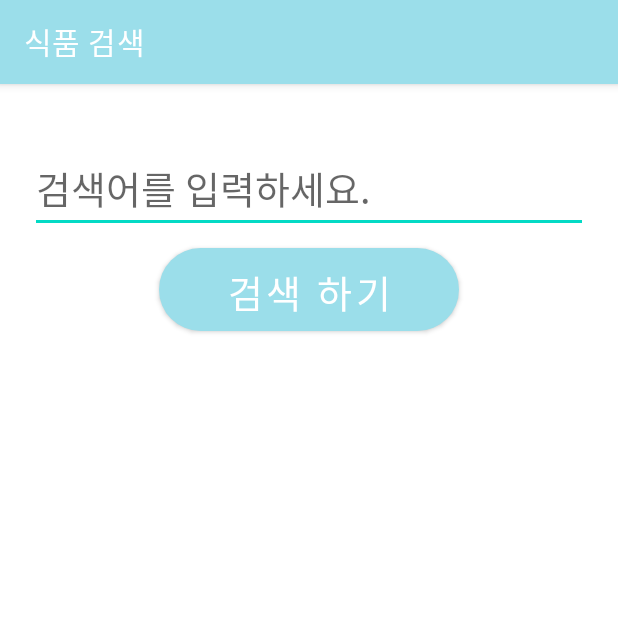
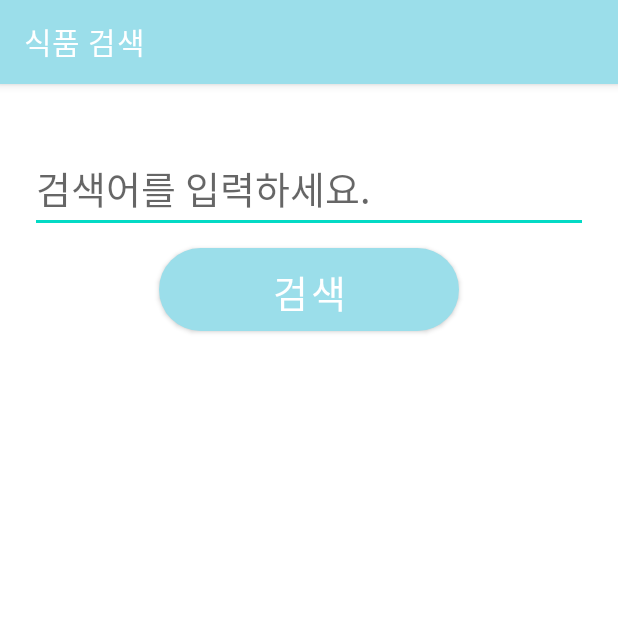
Before and after one commit to yamiblack/FoodStorage, an Android app: the SearchActivity screen opened directly, with no data from a screen before it, on a phone screen of 412 x 824 dp, the top half of it. Run offline under Robolectric (Android 15) with nearby library versions, the light colour scheme and no system bars; our stand-ins replace Firebase (no records; nobody signed in at launch, a user with empty details on screens opened directly); 1 statement that could not run was skipped.

Commit message:
fixed minor format

```diff
--- a/app/src/main/AndroidManifest.xml
+++ b/app/src/main/AndroidManifest.xml
@@ -37,10 +37,10 @@
             </intent-filter>
         </activity>
 
-        <service android:name="MusicService" />
+        <service android:name=".service.MusicService" />
 
         <receiver
-            android:name=".AlarmReceiver"
+            android:name=".receiver.AlarmReceiver"
             android:enabled="true"
             android:exported="false">
             <intent-filter>
--- a/app/src/main/java/com/jbnu/software/foodstorage/AlarmReceiver.java
+++ b/app/src/main/java/com/jbnu/software/foodstorage/receiver/AlarmReceiver.java
@@ -1,4 +1,4 @@
-package com.jbnu.software.foodstorage;
+package com.jbnu.software.foodstorage.receiver;
 
 import android.app.AlarmManager;
 import android.app.Notification;
@@ -12,6 +12,9 @@ import android.os.Build;
 import android.util.Log;
 
 import androidx.core.app.NotificationCompat;
+
+import com.jbnu.software.foodstorage.MainActivity;
+import com.jbnu.software.foodstorage.R;
 
 public class AlarmReceiver extends BroadcastReceiver {
     NotificationManager manager;
--- a/app/src/main/java/com/jbnu/software/foodstorage/MusicService.java
+++ b/app/src/main/java/com/jbnu/software/foodstorage/service/MusicService.java
@@ -1,10 +1,12 @@
-package com.jbnu.software.foodstorage;
+package com.jbnu.software.foodstorage.service;
 
 import android.app.Service;
 import android.content.Intent;
 import android.media.MediaPlayer;
 import android.os.IBinder;
 import android.util.Log;
+
+import com.jbnu.software.foodstorage.R;
 
 public class MusicService extends Service {
     MediaPlayer mediaPlayer;
--- a/app/src/main/java/com/jbnu/software/foodstorage/ui/storage/StorageFragment.java
+++ b/app/src/main/java/com/jbnu/software/foodstorage/ui/storage/StorageFragment.java
@@ -33,7 +33,7 @@ import com.google.firebase.auth.FirebaseAuth;
 import com.google.firebase.firestore.FirebaseFirestore;
 import com.google.firebase.firestore.QueryDocumentSnapshot;
 import com.google.firebase.firestore.QuerySnapshot;
-import com.jbnu.software.foodstorage.AlarmReceiver;
+import com.jbnu.software.foodstorage.receiver.AlarmReceiver;
 import com.jbnu.software.foodstorage.R;
 import com.jbnu.software.foodstorage.model.Storage;
 import com.jbnu.software.foodstorage.adapter.StorageNotificationRecyclerViewAdapter;
@@ -201,9 +201,7 @@ public class StorageFragment extends Fragment implements View.OnClickListener {
                 setStorageListDB(arrayListDB.get(position), 2);
                 Intent intent = new Intent(getActivity(), EvaluateActivity.class);
                 intent.putExtra("product", arrayListDB.get(position).getName());
-
                 itemCount.setText(Integer.toString(arrayListDB.size()));
-                Log.e("name dd", arrayListDB.get(position).getName());
                 adapter.notifyDataSetChanged();
                 startActivity(intent);
             }
--- a/app/src/main/res/layout/activity_search.xml
+++ b/app/src/main/res/layout/activity_search.xml
@@ -28,7 +28,7 @@
             android:layout_marginBottom="10dp"
             android:background="@drawable/button_blue_rounded"
             android:fontFamily="@font/nanumsquarebold"
-            android:text="검색 하기"
+            android:text="검색"
             android:layout_gravity="center"
             android:textSize="25sp">
 
```
Also changed, not shown: app/src/main/java/com/jbnu/software/foodstorage/ui/music/MusicFragment.java (+3 -6 lines), app/src/main/java/com/jbnu/software/foodstorage/ui/music/RandomMusicActivity.java (+1 -10 lines), app/src/main/java/com/jbnu/software/foodstorage/model/Repurchase.java (line endings or trailing spaces).
